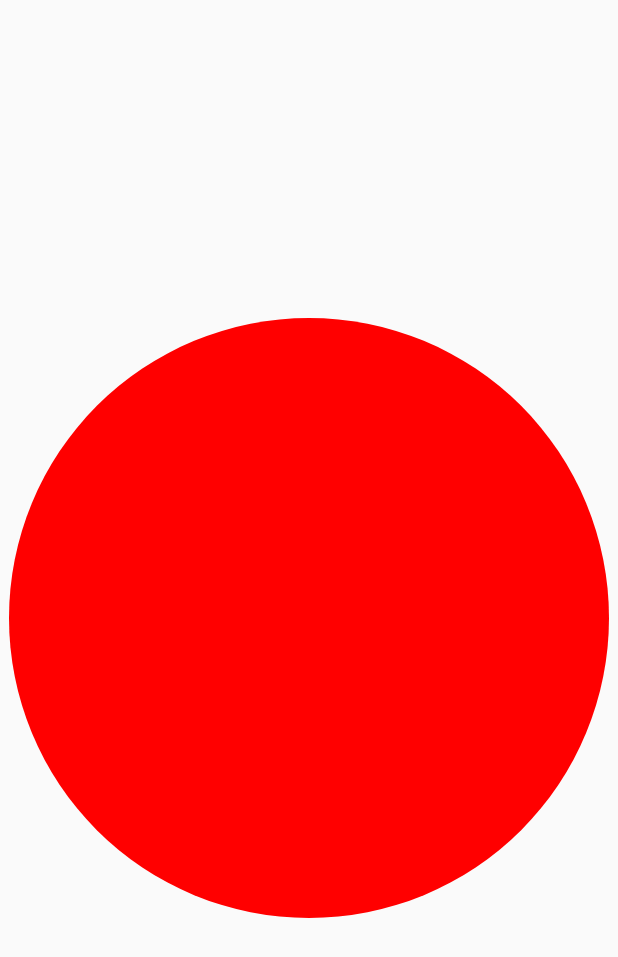
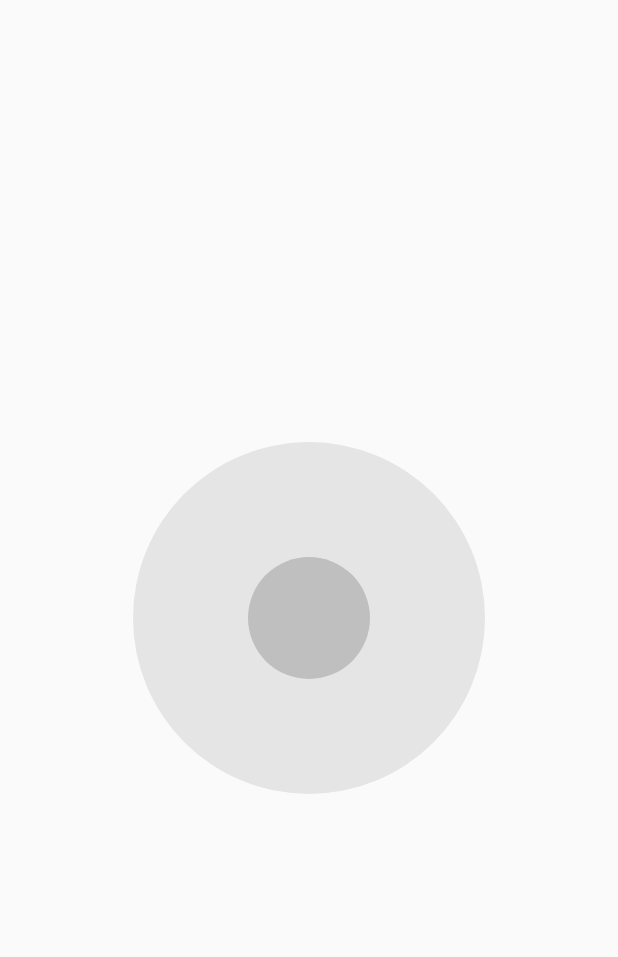
Before and after one commit to DIT524-V17/group-8, an Android app: the layout activity_main.xml on its own in the app's theme, with its tools: preview values and no code run, on a phone screen of 412 x 824 dp. Shown: the top 957 px of the screen. Run offline under Robolectric (Android 15) with nearby library versions, the phone set to English and light mode, and no system bars.

Commit message:
Initial build of the Joystick UI

```diff
--- a/RemoteControl/Scam/app/src/main/java/group8/scam/view/JoystickView.java
+++ b/RemoteControl/Scam/app/src/main/java/group8/scam/view/JoystickView.java
@@ -4,7 +4,6 @@ import android.content.Context;
 import android.graphics.Canvas;
 import android.graphics.Color;
 import android.graphics.Paint;
-import android.graphics.Path;
 import android.util.AttributeSet;
 import android.view.MotionEvent;
 import android.view.View;
@@ -15,7 +14,14 @@ import android.view.View;
 
 public class JoystickView extends View {
 
-    private Paint _paintJoystick = new Paint();
+    private Paint _paintJoystickOne = new Paint();
+    private Paint _paintJoystickTwo = new Paint();
+    private Paint _paintOutLine = new Paint();
+
+    private int _colorWhite = Color.parseColor("#FFFFFF");
+    private int _colorDarkGrey = Color.parseColor("#BFBFBF");
+    private int _colorLightGrey = Color.parseColor("#E5E5E5");
+
 
     public JoystickView(Context context) {
         super(context);
@@ -33,14 +39,27 @@ public class JoystickView extends View {
     }
 
     private void init(AttributeSet attributeSet, int defStyle) {
-        _paintJoystick.setColor(Color.RED);
-        _paintJoystick.setAntiAlias(true);
+
+        _paintJoystickOne.setColor(_colorDarkGrey);
+        _paintJoystickOne.setAntiAlias(true);
+
+        _paintJoystickTwo.setColor(_colorLightGrey);
+        _paintJoystickTwo.setAntiAlias(true);
+
+        _paintOutLine.setColor(Color.BLACK);
+        _paintOutLine.setAntiAlias(true);
     }
 
     public void onDraw(Canvas canvas) {
         super.onDraw(canvas);
 
-        canvas.drawCircle(getWidth() / 2, getHeight() / 2, 300, _paintJoystick);
+        canvas.drawCircle(getWidth() / 2, getHeight() / 2, (int) (getWidth() / 3.5), _paintJoystickTwo);
+        canvas.drawCircle(getWidth() / 2, getHeight() / 2, getWidth() / 10, _paintJoystickOne);
     }
 
+    public boolean onTouchEvent(MotionEvent event) {
+
+
+        return false;
+    }
 }
--- a/RemoteControl/Scam/app/src/main/res/layout/activity_main.xml
+++ b/RemoteControl/Scam/app/src/main/res/layout/activity_main.xml
@@ -3,8 +3,9 @@
     android:layout_height="wrap_content"
     android:layout_width="wrap_content">
 
+
     <group8.scam.view.JoystickView
-        android:layout_width="match_parent"
-        android:layout_height="match_parent" />
+        android:layout_width="wrap_content"
+        android:layout_height="wrap_content" />
 
 </RelativeLayout>
```
Also changed, not shown: 32 other files.
